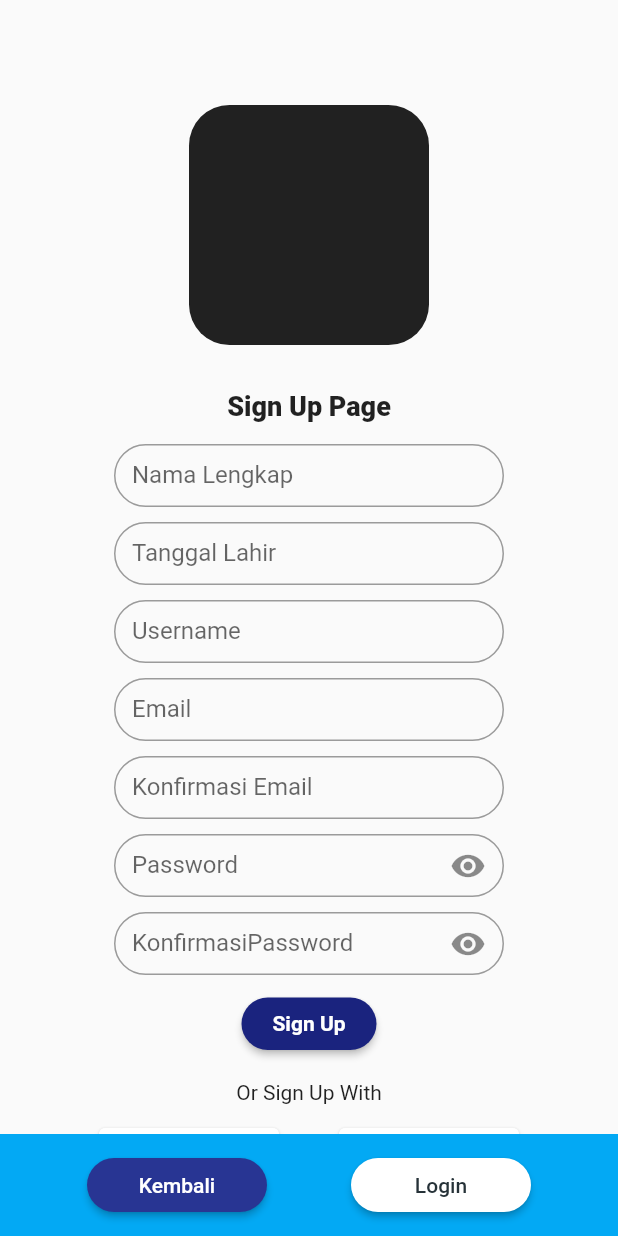
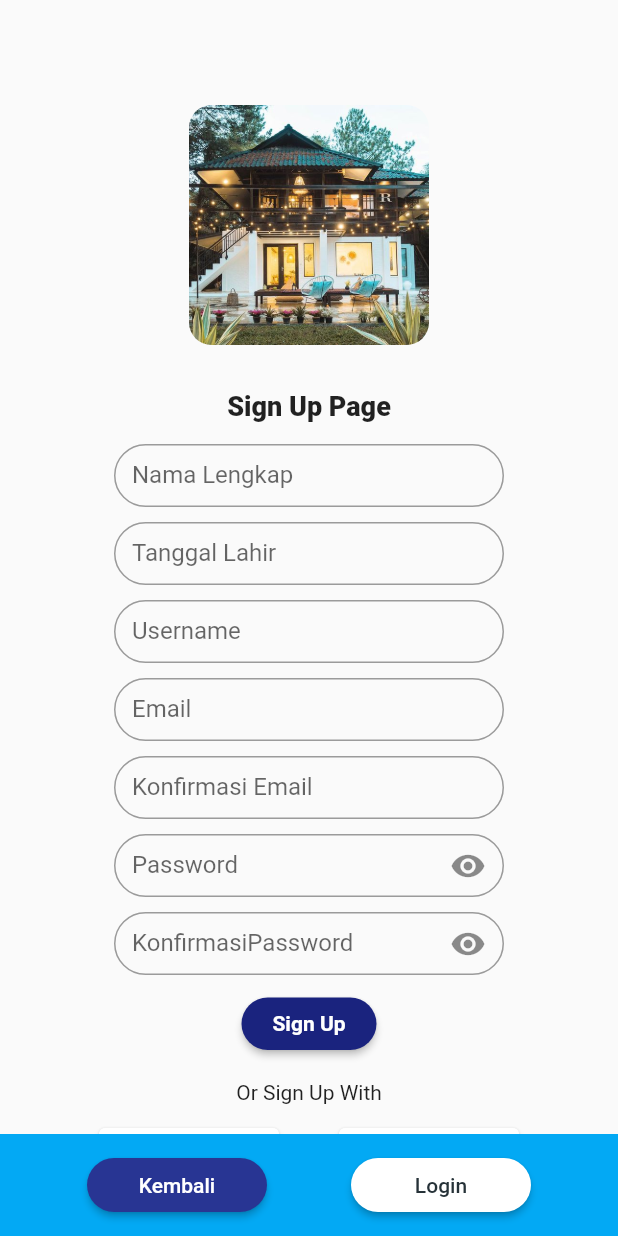
Before and after one commit to RamadhanA1/villaspot, a Flutter app: the screen it shows after launch, after a tap on "Sign Up", on a phone screen of 412 x 824 dp. Run offline on Flutter 3.47's test engine with Material 2 defaults, Android fonts, the phone set to English and light mode, and no system bars.

Commit message:
21 April

```diff
--- a/lib/1_welcomescreen.dart
+++ b/lib/1_welcomescreen.dart
@@ -15,13 +15,20 @@ class WelcomePage extends StatelessWidget {
             mainAxisAlignment: MainAxisAlignment.center,
             children: [
               Container(
+                decoration: BoxDecoration(
+                  borderRadius: BorderRadius.circular(15.0),
+                  image: DecorationImage(
+                    image: AssetImage('assets/5.jpg'),
+                    fit: BoxFit.cover,
+                  ),
+                ),
+                // child: Image.asset(
+                //   'assets/3.jpg',
+                //   fit: BoxFit.cover,
+                // ),
                 width: 160.0,
                 height: 160.0,
                 margin: EdgeInsets.only(bottom: 70),
-                decoration: BoxDecoration(
-                  borderRadius: BorderRadius.all(Radius.circular(27.0)),
-                  color: Colors.black87,
-                ),
               ),
               Container(
                 margin: EdgeInsets.only(bottom: 30),
--- a/lib/3_signuppage.dart
+++ b/lib/3_signuppage.dart
@@ -23,13 +23,16 @@ class _SignUpPageState extends State<SignUpPage> {
               mainAxisAlignment: MainAxisAlignment.center,
               children: [
                 Container(
+                  decoration: BoxDecoration(
+                    borderRadius: BorderRadius.circular(15.0),
+                    image: DecorationImage(
+                      image: AssetImage('assets/3.jpg'),
+                      fit: BoxFit.cover,
+                    ),
+                  ),
                   width: 160.0,
                   height: 160.0,
                   margin: EdgeInsets.only(bottom: 30, top: 70),
-                  decoration: BoxDecoration(
-                    borderRadius: BorderRadius.all(Radius.circular(27.0)),
-                    color: Colors.black87,
-                  ),
                 ),
                 Container(
                   margin: EdgeInsets.only(bottom: 10),
```
Also changed, not shown: lib/2_loginpage.dart (+9 -5 lines), lib/4_Homepage.dart (+83 -10 lines), pubspec.yaml (+14 -3 lines), assets/1.jpg (added), assets/10.jpg (added), assets/2.jpg (added), assets/3.jpg (added), assets/4.jpg (added), assets/5.jpg (added), assets/6.jpg (added), assets/7.jpg (added), assets/8.jpg (added), assets/9.jpg (added), assets/barcode.png (added), 1 more files.
